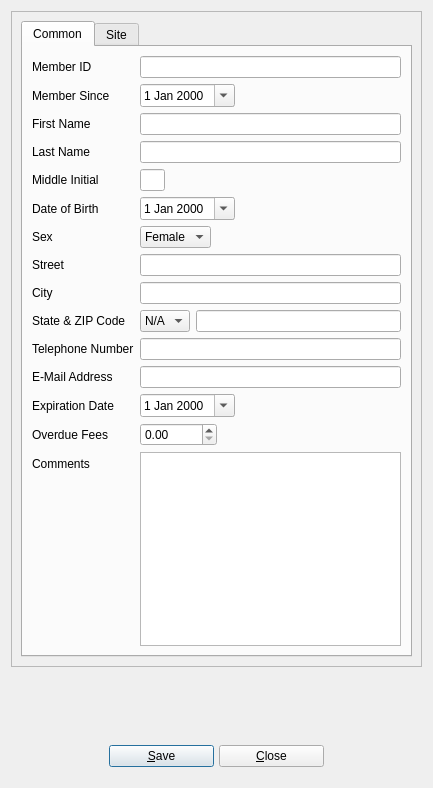
Before: the Qt Designer form userinfo.ui in textbrowser/biblioteq, drawn with Qt 5.
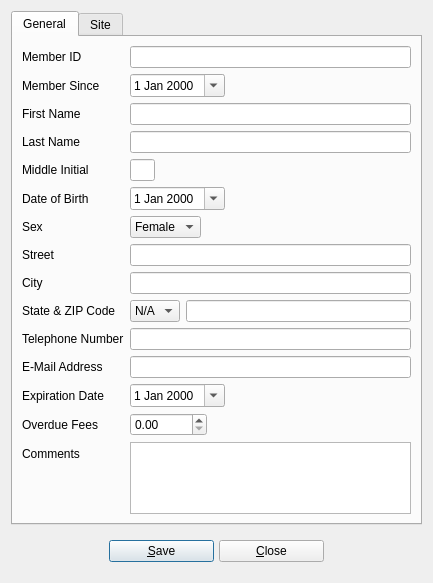
After: the same form once the commit is applied. Icons and pictures are not drawn.

What changed in the file:
```diff
--- a/userinfo.ui
+++ b/userinfo.ui
@@ -7,7 +7,7 @@
     <x>0</x>
     <y>0</y>
     <width>433</width>
-    <height>788</height>
+    <height>568</height>
    </rect>
   </property>
   <property name="windowTitle">
@@ -19,22 +19,13 @@
   </property>
   <layout class="QVBoxLayout">
    <item>
-    <widget class="QFrame" name="frame">
-     <property name="frameShape">
-      <enum>QFrame::StyledPanel</enum>
-     </property>
-     <property name="frameShadow">
-      <enum>QFrame::Raised</enum>
-     </property>
-     <layout class="QGridLayout">
-      <item row="0" column="0">
        <widget class="QTabWidget" name="tabWidget">
         <property name="currentIndex">
          <number>0</number>
         </property>
         <widget class="QWidget" name="tab">
          <attribute name="title">
-          <string>Common</string>
+       <string>General</string>
          </attribute>
          <layout class="QFormLayout" name="formLayout_2">
           <item row="0" column="0">
@@ -668,9 +659,6 @@
         </widget>
        </widget>
       </item>
-     </layout>
-    </widget>
-   </item>
    <item>
     <spacer>
      <property name="orientation">
```
Left out of the diff: 30 changed lines with no effect on the pictures. Lines whose indentation alone changed are shown as unchanged.
